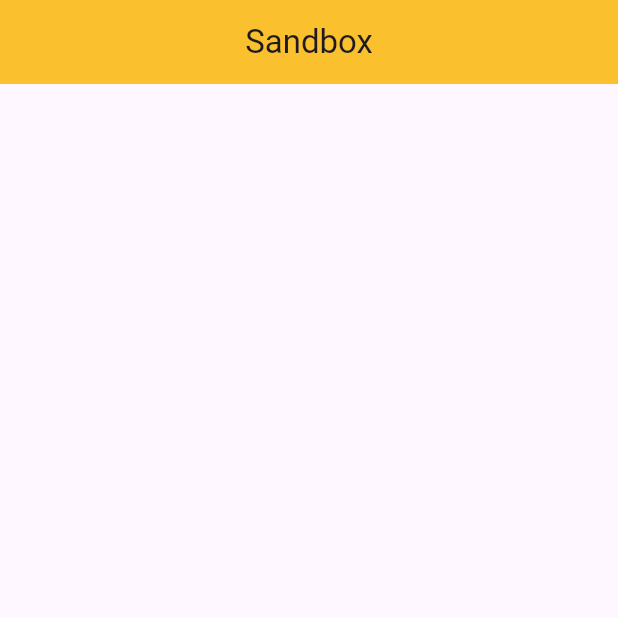
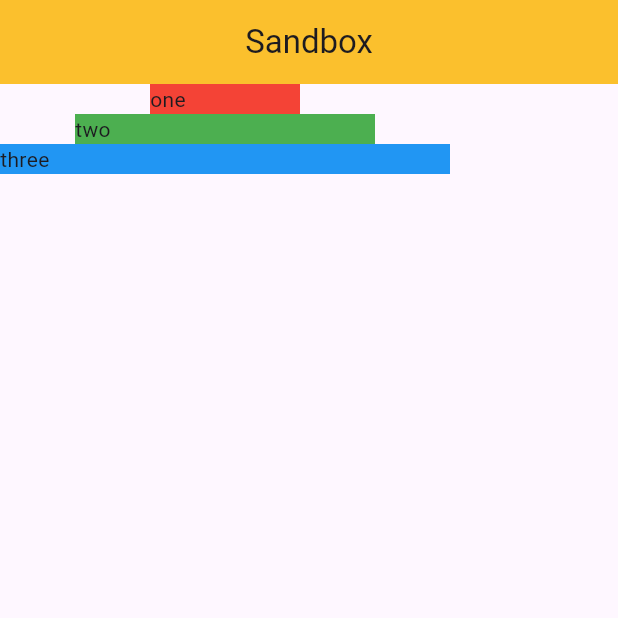
Before and after one commit to Alekossta/LearnFlutter, a Flutter app: the screen it shows after launch, on a phone screen of 412 x 824 dp, the top half of it. Run offline on Flutter 3.47's test engine with Material 3 defaults, Android fonts, the phone set to English and light mode, and no system bars.

Commit message:
playing collumns

```diff
--- a/coffee_card/lib/sandbox.dart
+++ b/coffee_card/lib/sandbox.dart
@@ -13,7 +13,23 @@ class Sandbox extends StatelessWidget
         centerTitle: true,
       ),
       body: Column(
-        children: [],
+        children: [
+          Container(
+            width: 100,
+            color: Colors.red,
+            child: Text("one"),
+          ),
+          Container(
+            width: 200,
+            color: Colors.green,
+            child: Text("two"),
+          ),
+          Container(
+            width: 300,
+            color: Colors.blue,
+            child: Text("three"),
+          ),
+        ],
       ),
     );
   }
```
